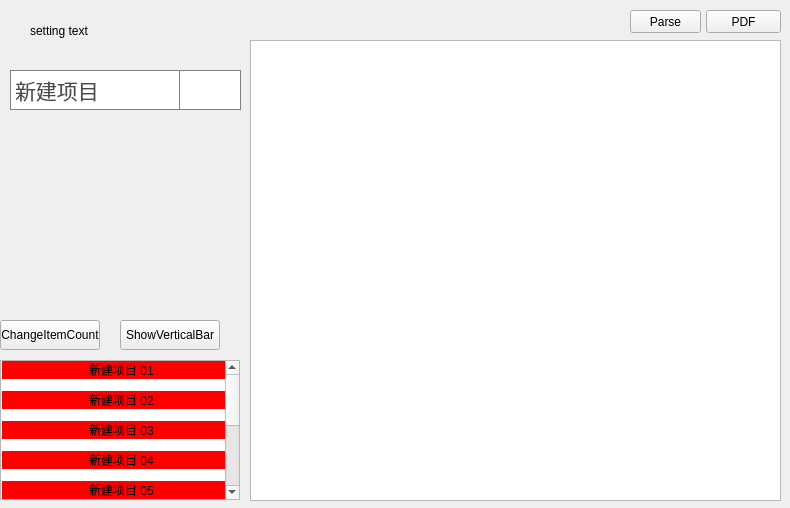
xautshuanglong/QtLearningRepository, file QtGuiApplicationTest/QtGuiApplicationTest/MainTabPageSetting.ui: the form before one commit.
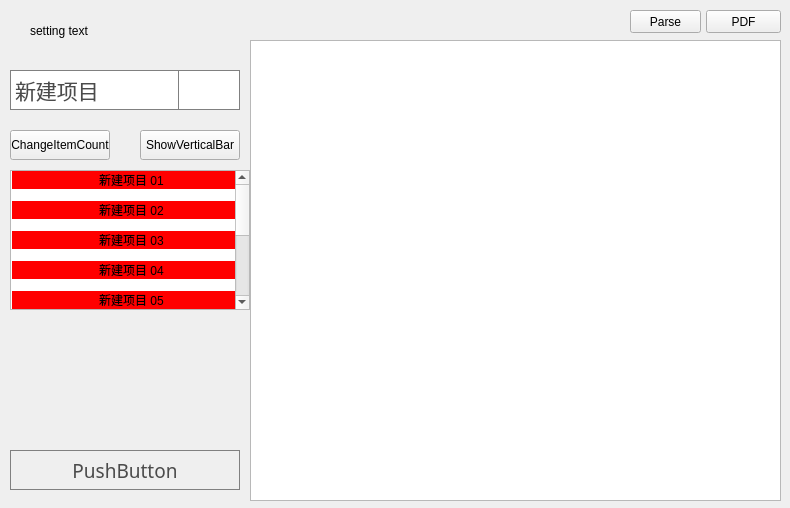
The form after the commit. Icons and pictures are not drawn.

Commit message: QPushButton 添加菜单

```diff
--- a/QtGuiApplicationTest/QtGuiApplicationTest/MainTabPageSetting.ui
+++ b/QtGuiApplicationTest/QtGuiApplicationTest/MainTabPageSetting.ui
@@ -31,7 +31,7 @@
     <rect>
      <x>10</x>
      <y>70</y>
-     <width>231</width>
+     <width>230</width>
      <height>40</height>
     </rect>
    </property>
@@ -93,8 +93,8 @@
   <widget class="QListWidget" name="lwTest">
    <property name="geometry">
     <rect>
-     <x>0</x>
-     <y>360</y>
+     <x>10</x>
+     <y>170</y>
      <width>240</width>
      <height>140</height>
     </rect>
@@ -233,8 +233,8 @@
   <widget class="QPushButton" name="btnChangeItemCount">
    <property name="geometry">
     <rect>
-     <x>0</x>
-     <y>320</y>
+     <x>10</x>
+     <y>130</y>
      <width>100</width>
      <height>30</height>
     </rect>
@@ -246,8 +246,8 @@
   <widget class="QPushButton" name="btnShowVerticalScrollBar">
    <property name="geometry">
     <rect>
-     <x>120</x>
-     <y>320</y>
+     <x>140</x>
+     <y>130</y>
      <width>100</width>
      <height>30</height>
     </rect>
@@ -256,6 +256,55 @@
     <string>ShowVerticalBar</string>
    </property>
   </widget>
+  <widget class="QPushButton" name="btnDropMenu">
+   <property name="geometry">
+    <rect>
+     <x>10</x>
+     <y>450</y>
+     <width>230</width>
+     <height>40</height>
+    </rect>
+   </property>
+   <property name="font">
+    <font>
+     <family>微软雅黑</family>
+     <pointsize>14</pointsize>
+    </font>
+   </property>
+   <property name="styleSheet">
+    <string notr="true">QPushButton
+{
+	border: 1px solid gray;
+    color: rgb(75, 75, 75);
+}
+
+QPushButton::menu-indicator:open
+{
+	image: url(:/AppImages/Resources/images/white/arrow_up.png);
+    subcontrol-position: right center;
+    subcontrol-origin: padding;
+}
+
+QPushButton::menu-indicator:closed
+{
+	image: url(:/AppImages/Resources/images/white/arrow_down.png);
+    subcontrol-position: right center;
+    subcontrol-origin: padding;
+}</string>
+   </property>
+   <property name="text">
+    <string>PushButton</string>
+   </property>
+   <property name="checkable">
+    <bool>true</bool>
+   </property>
+   <property name="checked">
+    <bool>false</bool>
+   </property>
+   <property name="flat">
+    <bool>true</bool>
+   </property>
+  </widget>
  </widget>
  <resources>
   <include location="QtGuiApplicationTest.qrc"/>
```
The commit also changes 2 other files.
